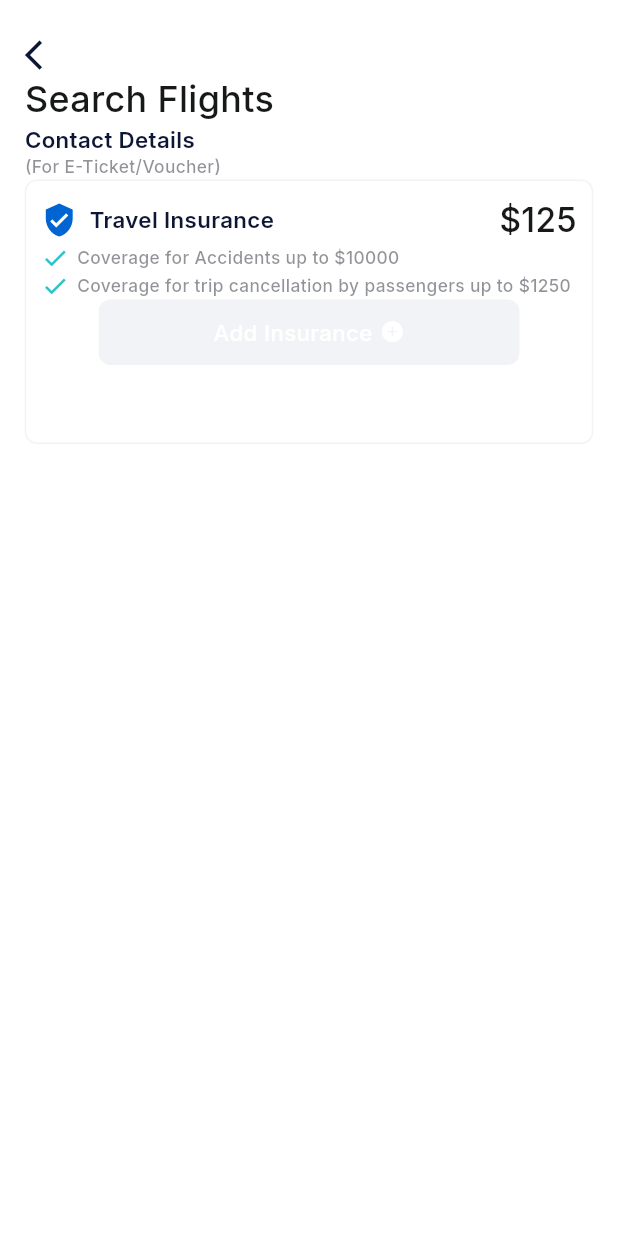
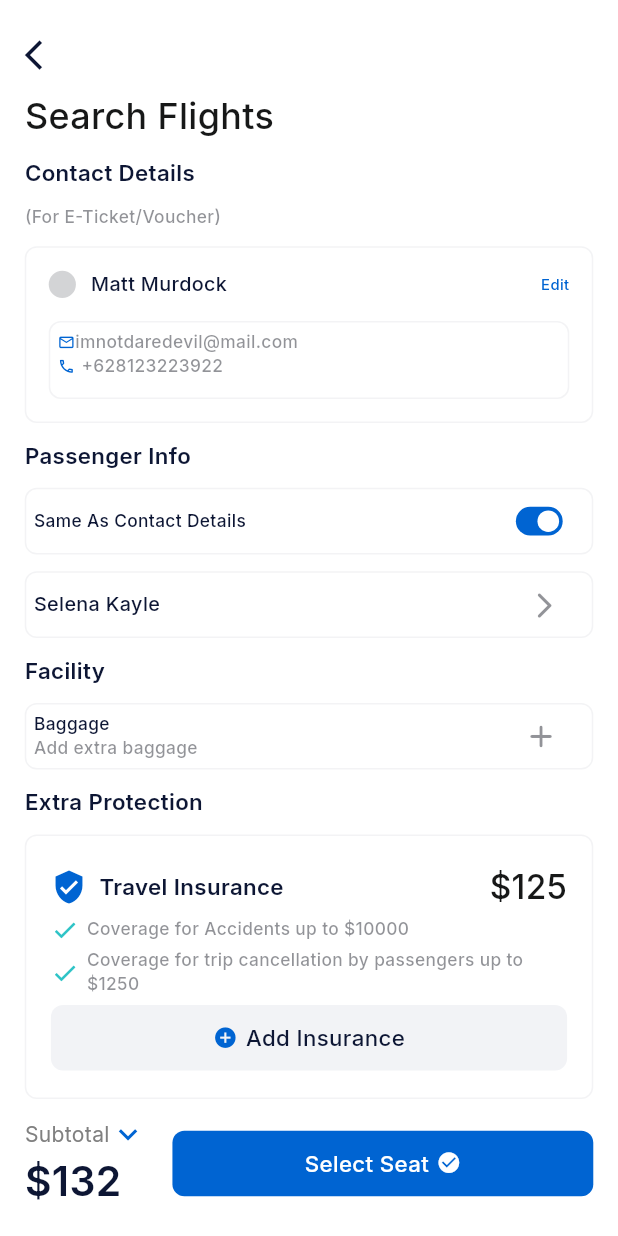
Before and after one commit to DhanashreeC2W/Ticket_Booking_App, a Flutter app: the screen it shows after launch, on a phone screen of 412 x 824 dp. Run offline on Flutter 3.47's test engine with Material 3 defaults, Android fonts, the phone set to English and light mode, and no system bars; our stand-ins replace flutter_otp_text_field, flutter_svg, get, google_fonts, smooth_page_indicator; missing offline and left inert: bulleted_list, dotted_separator.

Commit message:
multiple screens and minor changes done

```diff
--- /dev/null
+++ b/lib/view/Screens/Booking Details Screen/Widgets/container_widget.dart
@@ -0,0 +1,114 @@
+import 'dart:developer';
+
+import 'package:flutter/material.dart';
+import 'package:get/get.dart';
+import 'package:google_fonts/google_fonts.dart';
+
+///WIDGET FOR BOOKING DETAILS SCREEN
+class ContainerWidget extends StatefulWidget {
+  final String data;
+  final TextStyle textStyle;
+  final bool? isSwitch;
+  final Icon? icon;
+  final String? descr;
+
+  const ContainerWidget(
+      {super.key,
+      required this.data,
+      required this.textStyle,
+      this.isSwitch,
+      this.icon,
+      this.descr});
+
+  @override
+  State<ContainerWidget> createState() => _ContainerWidgetState();
+}
+
+class _ContainerWidgetState extends State<ContainerWidget> {
+  ///FLAG TO HANDLE TOGGLE OF SWITCH
+  bool isSwitched = true;
+  @override
+  Widget build(BuildContext context) {
+    final deviceHeight = Get.height;
+    final deviceWidth = Get.width;
+    log("${deviceWidth * 0.040}");
+
+    ///MAIN CONTAINER
+    return Container(
+      width: deviceWidth,
+      height: deviceHeight * 0.054,
+      padding: const EdgeInsets.all(5),
+      decoration: BoxDecoration(
+          borderRadius: BorderRadius.circular(8),
+          border: Border.all(color: const Color.fromRGBO(13, 22, 52, 0.05))),
+
+      ///ROW FOR TEXT AND , SWITCH OR ICON
+      child: Row(
+        children: [
+          widget.data == "Baggage"
+              ? Column(
+                crossAxisAlignment: CrossAxisAlignment.start,
+                children: [
+                  Text(
+                  widget.data,
+                  style: widget.textStyle,
+                ),
+                  Text(
+                      widget.descr!,
+                      style: GoogleFonts.inter(
+                        fontWeight: FontWeight.w500,
+                        color: const Color.fromRGBO(37, 40, 49, 0.5),
+                        fontSize: deviceHeight * 0.014,
+                      ),
+                    ),
+                ],
+              )
+              :
+
+              ///TEXT
+              Text(
+                  widget.data,
+                  style: widget.textStyle,
+                ),
+          const Spacer(),
+
+          ///CONDITION FOR SWITCH AND ICON , IF SWITCH NEED ISSWITCH PARAMETER SHOULB BE TRUE
+          widget.isSwitch == true
+              ?
+
+              ///CUSTOM SWITCH BUTTON
+              Transform.scale(
+                  scale: 0.6,
+                  child: Switch(
+                      trackOutlineColor: const WidgetStatePropertyAll(
+                        Colors.transparent,
+                      ),
+                      inactiveThumbColor: Colors.white,
+                      trackColor: isSwitched == false
+                          ? const WidgetStatePropertyAll(
+                              Color.fromRGBO(13, 22, 52, 0.05),
+                            )
+                          : const WidgetStatePropertyAll(
+                              Color.fromRGBO(0, 100, 210, 1),
+                            ),
+                      value: isSwitched,
+                      onChanged: (value) {
+                        isSwitched = value;
+                        setState(() {});
+                      }),
+
+                  ///ICON IF ISSWITCH PARAMETER NOT TRUE
+                )
+              : Padding(
+                  padding: EdgeInsets.only(right: deviceWidth * 0.040),
+                  child: Icon(
+                    widget.icon!.icon,
+                    size: widget.icon!.size,
+                    color: const Color.fromRGBO(37, 40, 49, 0.5),
+                  ),
+                )
+        ],
+      ),
+    );
+  }
+}
--- a/lib/view/Screens/Booking Details Screen/Widgets/extra_protection_card_widget.dart
+++ b/lib/view/Screens/Booking Details Screen/Widgets/extra_protection_card_widget.dart
@@ -4,7 +4,6 @@ import 'package:flutter/material.dart';
 import 'package:get/get.dart';
 import 'package:google_fonts/google_fonts.dart';
 import 'package:ticket_booking_app/view/Screens/Settings%20Screens/Widgets/settings_bold_catergory_widget.dart';
-import 'package:ticket_booking_app/view/Widgets/button_widget.dart';
 
 class ExtraProtectionCardWidget extends StatelessWidget {
   const ExtraProtectionCardWidget({super.key});
@@ -13,18 +12,23 @@ class ExtraProtectionCardWidget extends StatelessWidget {
   Widget build(BuildContext context) {
     final deviceHeight = Get.height;
     final deviceWidth = Get.width;
-    log("${deviceHeight * 0.014}");
+    log("${deviceWidth * 0.05}");
+
+    ///MAIN CONTAINER
     return Container(
-      padding: const EdgeInsets.all(10),
+      padding: EdgeInsets.all(deviceWidth * 0.04),
       height: deviceHeight * 0.214,
       width: deviceWidth,
       decoration: BoxDecoration(
           borderRadius: BorderRadius.circular(8),
           border: Border.all(color: const Color.fromRGBO(13, 22, 52, 0.05))),
       child: Column(
+        mainAxisAlignment: MainAxisAlignment.spaceAround,
         children: [
+          //ROW FOR VERIFIED ICON , TEXT AND RUPEES
           Row(
             children: [
+              ///ICON VERIFIED
               const Icon(
                 Icons.verified_user,
                 color: Color.fromRGBO(0, 100, 210, 1),
@@ -32,10 +36,14 @@ class ExtraProtectionCardWidget extends StatelessWidget {
               SizedBox(
                 width: deviceWidth * 0.02,
               ),
+
+              ///TEXT USING WIDGET
               const SettingsBoldCatergoryWidget(
                 settingsCatergory: "Travel Insurance",
               ),
               const Spacer(),
+
+              ///RUPPESS TEXT
               Text(
                 "\$125",
                 style: GoogleFonts.inter(
@@ -46,16 +54,19 @@ class ExtraProtectionCardWidget extends StatelessWidget {
               ),
             ],
           ),
+
+          ///ROW1 FOR CHECKED ICON AND TEXT
           Row(children: [
             Icon(
               Icons.check,
-              color: Color.fromRGBO(45, 195, 198, 1),
-              size: deviceWidth*0.045,
+              color: const Color.fromRGBO(45, 195, 198, 1),
+              size: deviceWidth * 0.045,
             ),
             SizedBox(
               width: deviceWidth * 0.013,
             ),
-           Text("Coverage for Accidents up to \$10000",
+            Text(
+              "Coverage for Accidents up to \$10000",
               style: GoogleFonts.inter(
                 fontWeight: FontWeight.w500,
                 color: const Color.fromRGBO(37, 40, 49, 0.5),
@@ -63,17 +74,20 @@ class ExtraProtectionCardWidget extends StatelessWidget {
               ),
             )
           ]),
+
+          ///ROW2 FOR CHECKED ICON AND TEXT
           Row(children: [
             Icon(
               Icons.check,
-              color: Color.fromRGBO(45, 195, 198, 1),
-              size: deviceWidth*0.045,
+              color: const Color.fromRGBO(45, 195, 198, 1),
+              size: deviceWidth * 0.045,
             ),
             SizedBox(
               width: deviceWidth * 0.013,
             ),
             Expanded(
-             child: Text("Coverage for trip cancellation by passengers up to \$1250",
+              child: Text(
+                "Coverage for trip cancellation by passengers up to \$1250",
                 style: GoogleFonts.inter(
                   fontWeight: FontWeight.w500,
                   color: const Color.fromRGBO(37, 40, 49, 0.5),
@@ -82,7 +96,44 @@ class ExtraProtectionCardWidget extends StatelessWidget {
               ),
             )
           ]),
-          ButtonWidget(buttonText: "Add Insurance", buttonColor: Color.fromRGBO(242,243,246,1),buttonIcon: Icon(Icons.add_circle_rounded,color: Color.fromRGBO(0,100,210,1),),)
+          SizedBox(
+            width: deviceHeight * 0.05,
+          ),
+          //CONTAINER FOR ADD INSURANCE BUTTON
+          Container(
+            width: deviceWidth,
+            height: deviceHeight * 0.053,
+            decoration: BoxDecoration(
+                color: const Color.fromRGBO(242, 243, 246, 1),
+                borderRadius: BorderRadius.circular(8)),
+
+            ///ROW IN THE CONTAINER FOR ICON AND TEXT
+            child: Row(
+              mainAxisAlignment: MainAxisAlignment.center,
+              children: [
+                ///ADD ICON
+                Icon(
+                  Icons.add_circle,
+                  color: const Color.fromRGBO(0, 100, 210, 1),
+                  size: deviceWidth * 0.04,
+                ),
+                SizedBox(
+                  width: deviceWidth * 0.013,
+                ),
+
+                ///ADD INSURANCE TEXT
+                Text(
+                  "Add Insurance",
+                  textAlign: TextAlign.center,
+                  style: GoogleFonts.inter(
+                    fontWeight: FontWeight.w500,
+                    color: const Color.fromRGBO(13, 22, 52, 1),
+                    fontSize: deviceHeight * 0.018,
+                  ),
+                ),
+              ],
+            ),
+          )
         ],
       ),
     );
--- /dev/null
+++ b/lib/view/Screens/Booking Details Screen/Widgets/first_container_widget.dart
@@ -0,0 +1,111 @@
+import 'dart:developer';
+
+import 'package:flutter/material.dart';
+import 'package:get/get.dart';
+import 'package:google_fonts/google_fonts.dart';
+
+///FIRST CONTAINER AT THE TOP OF BOOKING DETAILS SCREEN
+class FirstContainerWidget extends StatelessWidget {
+  const FirstContainerWidget({super.key});
+
+  @override
+  Widget build(BuildContext context) {
+    final deviceHeight = Get.height;
+    final deviceWidth = Get.width;
+    log("${deviceHeight * 0.012}");
+
+    ///MAIN CONTAINER
+    return Container(
+      width: deviceWidth,
+      height: deviceHeight * 0.143,
+      padding: const EdgeInsets.all(15),
+      decoration: BoxDecoration(
+          borderRadius: BorderRadius.circular(8),
+          border: Border.all(color: const Color.fromRGBO(13, 22, 52, 0.05))),
+
+      ///COLUMN CONTAINING ROW AND ANOTHER CONTAINER
+      child: Column(
+        mainAxisAlignment: MainAxisAlignment.spaceBetween,
+        children: [
+          ///ROW FOR CONTAINER , NAME AND EDIT ICON
+          Row(
+            children: [
+              Container(
+                height: deviceHeight * 0.022,
+                width: deviceHeight * 0.022,
+                margin: const EdgeInsets.only(right: 10),
+                decoration: const BoxDecoration(
+                    shape: BoxShape.circle,
+                    color: Color.fromRGBO(37, 40, 49, 0.2)),
+              ),
+              Text("Matt Murdock",
+                  style: GoogleFonts.inter(
+                    fontWeight: FontWeight.w500,
+                    color: const Color.fromRGBO(13, 22, 52, 1),
+                    fontSize: deviceHeight * 0.016,
+
+                    ///14
+                  )),
+              const Spacer(),
+              Text("Edit",
+                  style: GoogleFonts.inter(
+                    fontWeight: FontWeight.w500,
+                    color: const Color.fromRGBO(0, 100, 210, 1),
+                    fontSize: deviceHeight * 0.012,
+                  ))
+            ],
+          ),
+
+          ///CONTAINER FOR EMAIL AND CONTACT NUMBER
+          Container(
+            width: deviceWidth,
+            height: deviceHeight * 0.063,
+            padding: const EdgeInsets.all(5),
+            decoration: BoxDecoration(
+                borderRadius: BorderRadius.circular(8),
+                border:
+                    Border.all(color: const Color.fromRGBO(13, 22, 52, 0.05))),
+            child: Column(
+              children: [
+                ///ROW FOR EMAIL ICON AND TEXT
+                Row(
+                  children: [
+                    Icon(
+                      Icons.email_outlined,
+                      color: const Color.fromRGBO(0, 100, 210, 1),
+                      size: deviceHeight * 0.014,
+                    ),
+                    Text("imnotdaredevil@mail.com",
+                        style: GoogleFonts.inter(
+                          fontWeight: FontWeight.w500,
+                          color: const Color.fromRGBO(37, 40, 49, 0.5),
+                          fontSize: deviceHeight * 0.014,
+                        ))
+                  ],
+                ),
+
+                ///ROW FOR PHONE ICON AND TEXT
+                Row(
+                  children: [
+                    Icon(
+                      Icons.call_outlined,
+                      color: const Color.fromRGBO(0, 100, 210, 1),
+                      size: deviceHeight * 0.014,
+                    ),
+                    SizedBox(width: deviceWidth*0.01,),
+                    Text("+628123223922",
+                        style: GoogleFonts.inter(
+                          fontWeight: FontWeight.w500,
+                          color: const Color.fromRGBO(37, 40, 49, 0.5),
+                          fontSize: deviceHeight * 0.014,
+                        ))
+                  ],
+                )
+              ],
+            ),
+          )
+        ],
+      ),
+    );
+  }
+}
--- a/lib/view/Screens/Booking Details Screen/booking_details_screen.dart
+++ b/lib/view/Screens/Booking Details Screen/booking_details_screen.dart
@@ -3,7 +3,10 @@ import 'dart:developer';
 import 'package:flutter/material.dart';
 import 'package:get/get.dart';
 import 'package:google_fonts/google_fonts.dart';
+import 'package:ticket_booking_app/view/Screens/Booking%20Details%20Screen/Widgets/container_widget.dart';
 import 'package:ticket_booking_app/view/Screens/Booking%20Details%20Screen/Widgets/extra_protection_card_widget.dart';
+import 'package:ticket_booking_app/view/Screens/Booking%20Details%20Screen/Widgets/first_container_widget.dart';
+import 'package:ticket_booking_app/view/Screens/Payment%20Details%20Screen/Widgets/payments_deatils_widget.dart';
 import 'package:ticket_booking_app/view/Screens/Settings%20Screens/Widgets/settings_bold_catergory_widget.dart';
 import '../../Widgets/back_button_widget.dart';
 
@@ -14,7 +17,7 @@ class BookingDetailsScreen extends StatelessWidget {
   Widget build(BuildContext context) {
     final deviceHeight = Get.height;
     final deviceWidth = Get.width;
-    log("${deviceHeight * 0.014}");
+    log("${deviceHeight * 0.016}");
     return Scaffold(
         backgroundColor: const Color.fromRGBO(255, 255, 255, 1),
         body: Padding(
@@ -24,10 +27,8 @@ class BookingDetailsScreen extends StatelessWidget {
               right: deviceWidth * 0.04, //16
               bottom: deviceHeight * 0.02, //26
             ),
-            child: SizedBox(
-                height: deviceHeight / 1.4,
             child: Column(
-                    // mainAxisAlignment: MainAxisAlignment.spaceBetween,
+                mainAxisAlignment: MainAxisAlignment.spaceBetween,
                 crossAxisAlignment: CrossAxisAlignment.start,
                 children: [
                   ///BACK BUTTON
@@ -42,8 +43,12 @@ class BookingDetailsScreen extends StatelessWidget {
                       fontSize: deviceHeight * 0.029,
                     ),
                   ),
+
+                  ///TEXT AFTER SCREEN NAME
                   const SettingsBoldCatergoryWidget(
                       settingsCatergory: 'Contact Details'),
+
+                  ///TEXT (For E-Ticket/Voucher)
                   Text(
                     "(For E-Ticket/Voucher)",
                     style: GoogleFonts.inter(
@@ -52,7 +57,64 @@ class BookingDetailsScreen extends StatelessWidget {
                       fontSize: deviceHeight * 0.014,
                     ),
                   ),
-                      ExtraProtectionCardWidget()
-                    ]))));
+
+                  ///TOP CONTAINER USING WIDGET
+                  const FirstContainerWidget(),
+
+                  ///CATEGORY
+                  const SettingsBoldCatergoryWidget(
+                      settingsCatergory: "Passenger Info"),
+
+                  ///CONTENTS IN PASSENGER INFO CATEGORY
+                  ContainerWidget(
+                    isSwitch: true,
+                    icon: null,
+                    data: "Same As Contact Details",
+                    textStyle: GoogleFonts.inter(
+                      fontWeight: FontWeight.w500,
+                      color: const Color.fromRGBO(13, 22, 52, 1),
+                      fontSize: deviceHeight * 0.014,
+                    ),
+                  ),
+                  ContainerWidget(
+                    icon: Icon(
+                      Icons.arrow_forward_ios_rounded,
+                      size: deviceWidth * 0.05,
+                    ),
+                    data: "Selena Kayle",
+                    textStyle: GoogleFonts.inter(
+                      fontWeight: FontWeight.w500,
+                      color: const Color.fromRGBO(13, 22, 52, 1),
+                      fontSize: deviceHeight * 0.016,
+                    ),
+                  ),
+
+                  ///FACILITY CATEGORY
+                  const SettingsBoldCatergoryWidget(
+                      settingsCatergory: "Facility"),
+                  ContainerWidget(
+                    descr: "Add extra baggage",
+                    icon: Icon(
+                      Icons.add_rounded,
+                      size: deviceHeight * 0.03,
+                    ),
+                    data: "Baggage",
+                    textStyle: GoogleFonts.inter(
+                      fontWeight: FontWeight.w500,
+                      color: const Color.fromRGBO(13, 22, 52, 1),
+                      fontSize: deviceHeight * 0.014,
+                    ),
+                  ),
+
+                  ///EXTRA PROTECTION CATEGORY
+                  const SettingsBoldCatergoryWidget(
+                      settingsCatergory: "Extra Protection"),
+
+                  ///CONTENTS IN EXTRA PROTECTION CATEGORY USING WIDGET
+                  const ExtraProtectionCardWidget(),
+
+                  ///WIDGET FOR SUBTOTAL AND BUTTON
+                  const PaymentsDeatilsWidget(buttonName: "Select Seat"),
+                ])));
   }
 }
--- /dev/null
+++ b/lib/view/Screens/Contact Details Screen/contact_details_screen.dart
@@ -0,0 +1,10 @@
+import 'package:flutter/material.dart';
+
+class ContactDetailsScreen extends StatelessWidget {
+  const ContactDetailsScreen({super.key});
+
+  @override
+  Widget build(BuildContext context) {
+    return const Placeholder();
+  }
+}
--- /dev/null
+++ b/lib/view/Screens/Payment Details Screen/Widgets/payments_deatils_widget.dart
@@ -0,0 +1,69 @@
+import 'package:flutter/material.dart';
+import 'package:get/get.dart';
+import 'package:google_fonts/google_fonts.dart';
+import 'package:ticket_booking_app/view/Screens/Contact%20Details%20Screen/contact_details_screen.dart';
+
+import '../../../Widgets/button_widget.dart';
+import '../../Payment Successful Screen/payment_successful_screen.dart';
+
+class PaymentsDeatilsWidget extends StatelessWidget {
+  final String buttonName;
+  const PaymentsDeatilsWidget({super.key, required this.buttonName});
+
+  @override
+  Widget build(BuildContext context) {
+    final deviceHeight = MediaQuery.sizeOf(context).height;
+    final deviceWidth = MediaQuery.sizeOf(context).width;
+
+    ///ROW FOR SUBTOTAL AND BUTTON
+    return Row(
+      children: [
+        ///COLUMN FOR SUBTOTAL TEXT AND PRICE
+        Column(
+          crossAxisAlignment: CrossAxisAlignment.start,
+          children: [
+            ///SUBTOTAL TEXT WITH ICON
+            Row(
+              children: [
+                Text(
+                  "Subtotal",
+                  style: GoogleFonts.inter(
+                    fontWeight: FontWeight.w400,
+                    color: const Color.fromRGBO(128, 128, 128, 1),
+                    fontSize: deviceHeight * 0.017,
+                  ),
+                ),
+                Icon(
+                  Icons.keyboard_arrow_down_outlined,
+                  color: const Color.fromRGBO(0, 100, 210, 1),
+                  size: deviceHeight * 0.03,
+                ),
+              ],
+            ),
+            Text(
+              "\$132",
+              style: GoogleFonts.inter(
+                fontWeight: FontWeight.w600,
+                color: const Color.fromRGBO(13, 22, 52, 1),
+                fontSize: deviceHeight * 0.033,
+              ),
+            )
+          ],
+        ),
+        const Spacer(),
+
+        ///BUTTON
+        GestureDetector(
+          onTap: () {
+            Get.to(() => buttonName=="Proceed The Payment"? const PaymentSuccessfulScreen():const ContactDetailsScreen());
+          },
+          child:  ButtonWidget(
+            buttonText:buttonName,
+            buttonColor: const Color.fromRGBO(0, 100, 210, 1),
+            buttonIcon: const Icon(Icons.check_circle),
+          ),
+        )
+      ],
+    );
+  }
+}
--- a/lib/view/Screens/Payment Details Screen/payment_details_screen.dart
+++ b/lib/view/Screens/Payment Details Screen/payment_details_screen.dart
@@ -3,6 +3,7 @@ import 'dart:developer';
 import 'package:flutter/material.dart';
 import 'package:get/get.dart';
 import 'package:google_fonts/google_fonts.dart';
+import 'package:ticket_booking_app/view/Screens/Payment%20Details%20Screen/Widgets/payments_deatils_widget.dart';
 import 'package:ticket_booking_app/view/Screens/Payment%20Successful%20Screen/payment_successful_screen.dart';
 import 'package:ticket_booking_app/view/Widgets/back_button_widget.dart';
 import 'package:ticket_booking_app/view/Widgets/button_widget.dart';
@@ -120,51 +121,7 @@ class _PaymentDetailsScreenState extends State<PaymentDetailsScreen> {
                   selectedbutton: "Add",
                 ),
                 const Spacer(),
-                Row(
-                  children: [
-                    Column(
-                      crossAxisAlignment: CrossAxisAlignment.start,
-                      children: [
-                        Row(
-                          children: [
-                            Text(
-                              "Subtotal",
-                              style: GoogleFonts.inter(
-                                fontWeight: FontWeight.w400,
-                                color: const Color.fromRGBO(128, 128, 128, 1),
-                                fontSize: deviceHeight * 0.017,
-                              ),
-                            ),
-                            Icon(
-                              Icons.keyboard_arrow_down_outlined,
-                              color: const Color.fromRGBO(0, 100, 210, 1),
-                              size: deviceHeight * 0.03,
-                            ),
-                          ],
-                        ),
-                        Text(
-                          "\$132",
-                          style: GoogleFonts.inter(
-                            fontWeight: FontWeight.w600,
-                            color: const Color.fromRGBO(13, 22, 52, 1),
-                            fontSize: deviceHeight * 0.033,
-                          ),
-                        )
-                      ],
-                    ),
-                    const Spacer(),
-                    GestureDetector(
-                      onTap:(){
-                        Get.to(()=>const PaymentSuccessfulScreen());
-                      },
-                      child: const ButtonWidget(
-                        buttonText: "Proceed The Payment",
-                        buttonColor: Color.fromRGBO(0, 100, 210, 1),
-                        buttonIcon: Icon(Icons.check_circle),
-                      ),
-                    )
-                  ],
-                )
+                PaymentsDeatilsWidget(buttonName: "Proceed The Payment",)
               ]),
         ));
   }
--- a/lib/view/Screens/Transaction Details Screen/Widget/refund_ticket_button_widget.dart
+++ b/lib/view/Screens/Transaction Details Screen/Widget/refund_ticket_button_widget.dart
@@ -1,6 +1,6 @@
 import 'package:flutter/material.dart';
 import 'package:google_fonts/google_fonts.dart';
-
+///WIDGET FOR REFUND BUTTON IN TRANSACTION DETAILS SCREEN
 class RefundTicketButtonWidget extends StatelessWidget {
   const RefundTicketButtonWidget({super.key});
 
@@ -17,6 +17,7 @@ class RefundTicketButtonWidget extends StatelessWidget {
       decoration: BoxDecoration(
           color: const Color.fromRGBO(252, 233, 233, 1),
           borderRadius: BorderRadius.circular(8)),
+          ///ROW FOR TEXT AND ICON IN THE CUSTOM BUTTON
       child: Row(
         mainAxisAlignment: MainAxisAlignment.center,
         children: [
--- a/lib/view/Screens/Transaction Details Screen/Widget/top_container.dart
+++ b/lib/view/Screens/Transaction Details Screen/Widget/top_container.dart
@@ -81,6 +81,7 @@ class TopContainer extends StatelessWidget {
                         color: const Color.fromRGBO(13, 22, 52, 0.05),
                         width: 1),
                   ),
+
                   ///TO ROTATE FLIGHT ICON
                   child: Transform.rotate(
                     angle: 1.6,
@@ -175,7 +176,6 @@ class TopContainer extends StatelessWidget {
             ],
           ),
           Row(
-            //crossAxisAlignment: CrossAxisAlignment.end,
             children: [
               Container(
                 height: deviceHeight * 0.022,
--- a/lib/view/Screens/Transaction Details Screen/transaction_details_screen.dart
+++ b/lib/view/Screens/Transaction Details Screen/transaction_details_screen.dart
@@ -56,6 +56,7 @@ class _TransactionDetailsScreenState extends State<TransactionDetailsScreen> {
               height:deviceHeight * 0.09,
               child: const Column(
                 mainAxisAlignment: MainAxisAlignment.spaceBetween,
+                ///TRANSACTION DETAILS USING WIDGETS
                 children: [
                   TransactionDetailsScreenWidget(
                     transactionDetail: "Status",
@@ -100,7 +101,7 @@ class _TransactionDetailsScreenState extends State<TransactionDetailsScreen> {
               ),
             ),
             const RefundTicketButtonWidget(),
-            //const Spacer(),
+
             GestureDetector(
               onTap: ()=>Get.to(()=>const HomeScreen()),
               child: const ButtonWidget(
```
Lines whose indentation alone changed are shown as unchanged.
